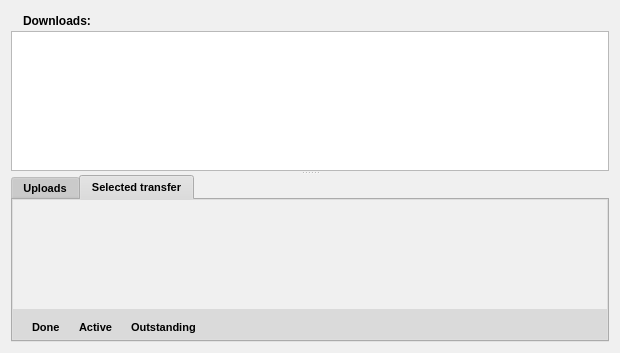
First picture: the form in retroshare-gui/src/gui/TransfersDialog.ui, repository RetroShare/RetroShare, before the edit.
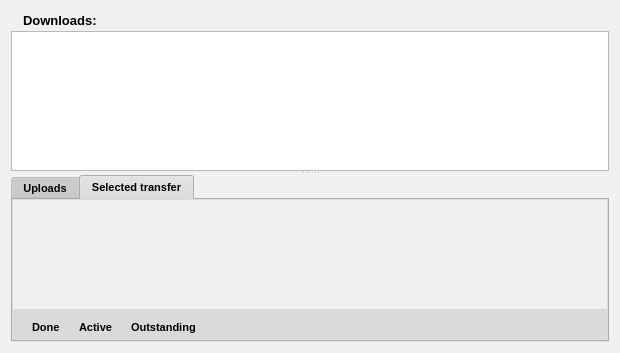
Second picture: the form after the edit. The open tabs and pages were chosen to show the change. Icons and pictures are not drawn.

What changed in the file:
```diff
--- a/retroshare-gui/src/gui/TransfersDialog.ui
+++ b/retroshare-gui/src/gui/TransfersDialog.ui
@@ -549,11 +549,17 @@
          </item>
          <item row="0" column="1">
           <widget class="QLabel" name="label_2">
+           <property name="font">
+            <font>
+             <pointsize>10</pointsize>
+            </font>
+           </property>
            <property name="text">
-            <string>&lt;html&gt;&lt;head&gt;&lt;meta name=&quot;qrichtext&quot; content=&quot;1&quot; /&gt;&lt;style type=&quot;text/css&quot;&gt;
+            <string>&lt;!DOCTYPE HTML PUBLIC &quot;-//W3C//DTD HTML 4.0//EN&quot; &quot;http://www.w3.org/TR/REC-html40/strict.dtd&quot;&gt;
+&lt;html&gt;&lt;head&gt;&lt;meta name=&quot;qrichtext&quot; content=&quot;1&quot; /&gt;&lt;style type=&quot;text/css&quot;&gt;
 p, li { white-space: pre-wrap; }
-&lt;/style&gt;&lt;/head&gt;&lt;body style=&quot; font-family:'Arial'; font-size:8pt; font-weight:400; font-style:normal; text-decoration:none;&quot;&gt;
-&lt;p style=&quot; margin-top:0px; margin-bottom:0px; margin-left:0px; margin-right:0px; -qt-block-indent:0; text-indent:0px;&quot;&gt;&lt;span style=&quot; font-size:9pt; font-weight:600;&quot;&gt;Downloads:&lt;/span&gt;&lt;/p&gt;&lt;/body&gt;&lt;/html&gt;</string>
+&lt;/style&gt;&lt;/head&gt;&lt;body style=&quot; font-family:'Arial'; font-size:10pt; font-weight:400; font-style:normal;&quot;&gt;
+&lt;p style=&quot; margin-top:0px; margin-bottom:0px; margin-left:0px; margin-right:0px; -qt-block-indent:0; text-indent:0px;&quot;&gt;&lt;span style=&quot; font-weight:600;&quot;&gt;Downloads:&lt;/span&gt;&lt;/p&gt;&lt;/body&gt;&lt;/html&gt;</string>
            </property>
           </widget>
          </item>
```
Left out of the diff: 4 changed lines with no effect on the pictures.
